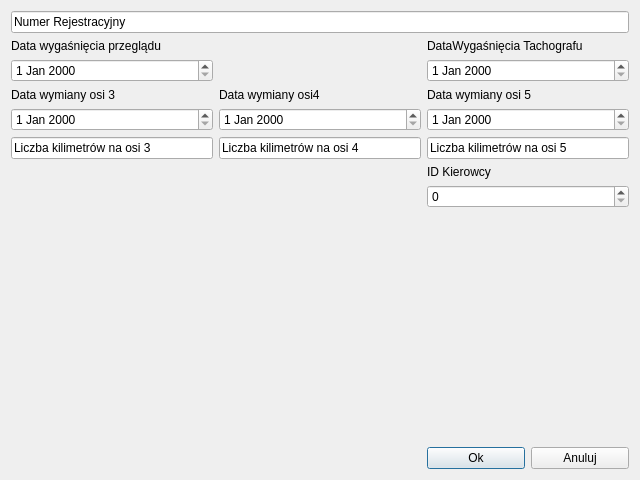
First picture: the form in addnaczepa.ui, repository JanSnieg/EwiData, before the edit.
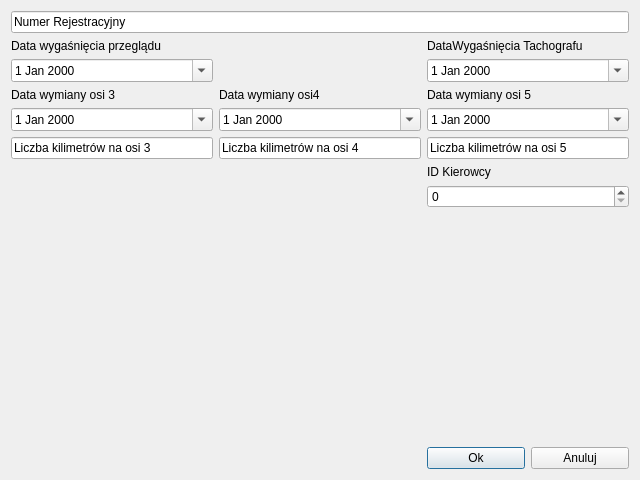
Second picture: the form after the edit.

Patch:
```diff
--- a/addnaczepa.ui
+++ b/addnaczepa.ui
@@ -22,7 +22,11 @@
     </widget>
    </item>
    <item row="2" column="0">
-    <widget class="QDateEdit" name="dateEditPrzeglad"/>
+    <widget class="QDateEdit" name="dateEditPrzeglad">
+     <property name="calendarPopup">
+      <bool>true</bool>
+     </property>
+    </widget>
    </item>
    <item row="6" column="0">
     <widget class="QLineEdit" name="lineEditOs3_2">
@@ -39,13 +43,25 @@
     </widget>
    </item>
    <item row="4" column="2">
-    <widget class="QDateEdit" name="dateEditOs5"/>
+    <widget class="QDateEdit" name="dateEditOs5">
+     <property name="calendarPopup">
+      <bool>true</bool>
+     </property>
+    </widget>
    </item>
    <item row="4" column="1">
-    <widget class="QDateEdit" name="dateEditOs4"/>
+    <widget class="QDateEdit" name="dateEditOs4">
+     <property name="calendarPopup">
+      <bool>true</bool>
+     </property>
+    </widget>
    </item>
    <item row="4" column="0">
-    <widget class="QDateEdit" name="dateEditOs3_2"/>
+    <widget class="QDateEdit" name="dateEditOs3_2">
+     <property name="calendarPopup">
+      <bool>true</bool>
+     </property>
+    </widget>
    </item>
    <item row="1" column="2">
     <widget class="QLabel" name="label_2">
@@ -108,7 +124,11 @@
     </widget>
    </item>
    <item row="2" column="2">
-    <widget class="QDateEdit" name="dateEditTachograf"/>
+    <widget class="QDateEdit" name="dateEditTachograf">
+     <property name="calendarPopup">
+      <bool>true</bool>
+     </property>
+    </widget>
    </item>
    <item row="8" column="2">
     <widget class="QSpinBox" name="spinBoxIdKierowca"/>
```
